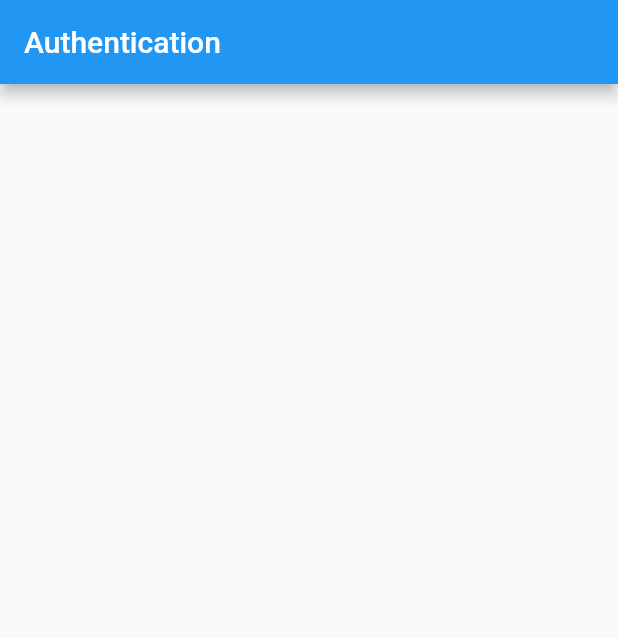
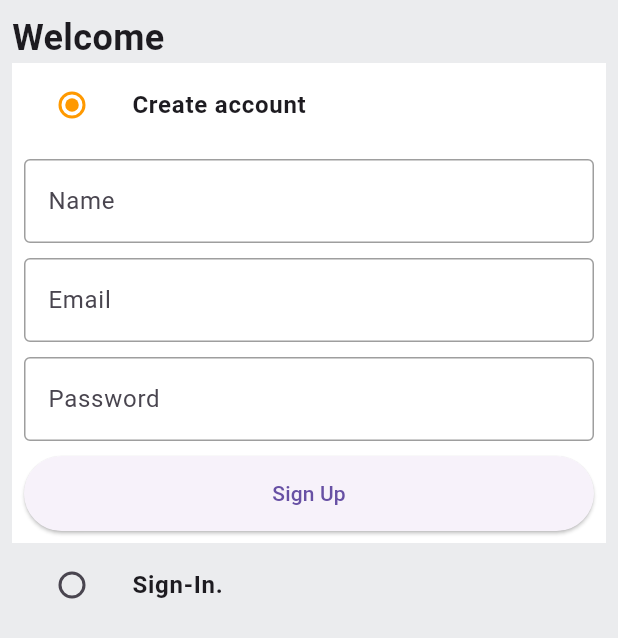
Before and after one commit to Abood2284/amazon_clone, a Flutter app: the screen it shows after launch, on a phone screen of 412 x 824 dp. Shown: the top 638 px of the screen. Run offline on Flutter 3.47's test engine with Material 2 defaults, Android fonts, the phone set to English and light mode, and no system bars.

Commit message:
Completed auth screen : 48:00

```diff
--- /dev/null
+++ b/lib/common/custom_button.dart
@@ -0,0 +1,18 @@
+import 'package:flutter/material.dart';
+
+class CustomButton extends StatelessWidget {
+  const CustomButton({Key? key, required this.text, required this.onTap})
+      : super(key: key);
+  final String text;
+  final VoidCallback onTap;
+
+  @override
+  Widget build(BuildContext context) {
+    return ElevatedButton(
+      onPressed: onTap,
+      style: ElevatedButton.styleFrom(
+          minimumSize: const Size(double.infinity, 50)),
+      child: Text(text),
+    );
+  }
+}
--- /dev/null
+++ b/lib/common/custom_text_field.dart
@@ -0,0 +1,33 @@
+import 'package:flutter/material.dart';
+
+class CustomTextField extends StatelessWidget {
+  final TextEditingController controller;
+  final String HintText;
+
+  const CustomTextField(
+      {Key? key, required this.controller, required this.HintText})
+      : super(key: key);
+
+  @override
+  Widget build(BuildContext context) {
+    return TextFormField(
+      controller: controller,
+      decoration: InputDecoration(
+        hintText: HintText,
+        border: const OutlineInputBorder(
+          borderSide: BorderSide(
+            color: Colors.black38,
+          ),
+        ),
+        enabledBorder: const OutlineInputBorder(
+          borderSide: BorderSide(
+            color: Colors.black38,
+          ),
+        ),
+      ),
+      validator: (val) {
+        return null;
+      },
+    );
+  }
+}
--- a/lib/features/auth/screens/auth_screen.dart
+++ b/lib/features/auth/screens/auth_screen.dart
@@ -1,6 +1,15 @@
+import 'package:amazon_clone/common/custom_button.dart';
+import 'package:amazon_clone/common/custom_text_field.dart';
+import 'package:amazon_clone/constants/global_variables.dart';
 import 'package:flutter/material.dart';
 
+enum Auth {
+  SignIn,
+  SignUp,
+}
+
 class AuthScreen extends StatefulWidget {
+  static const String routeName = '/auth-screen';
   const AuthScreen({Key? key}) : super(key: key);
 
   @override
@@ -8,11 +17,148 @@ class AuthScreen extends StatefulWidget {
 }
 
 class _AuthScreenState extends State<AuthScreen> {
+  Auth _auth = Auth.SignUp;
+  final _signUpFormKey = GlobalKey<FormState>();
+  final _signInFormKey = GlobalKey<FormState>();
+
+  final TextEditingController _emailController = TextEditingController();
+  final TextEditingController _nameController = TextEditingController();
+  final TextEditingController _passwordController = TextEditingController();
+
+  @override
+  void dispose() {
+    super.dispose();
+    _emailController.dispose();
+    _passwordController.dispose();
+    _nameController.dispose();
+  }
+
   @override
   Widget build(BuildContext context) {
     return Scaffold(
-        appBar: AppBar(
-      title: const Text('Authentication'),
-    ));
+      backgroundColor: GlobalVariables.greyBackgroundCOlor,
+      body: SingleChildScrollView(
+        child: SafeArea(
+          child: Padding(
+            padding: const EdgeInsets.all(8.0),
+            child: Column(
+              crossAxisAlignment: CrossAxisAlignment.start,
+              children: [
+                const Text(
+                  'Welcome',
+                  style: TextStyle(
+                    fontSize: 24,
+                    fontWeight: FontWeight.bold,
+                  ),
+                ),
+                ListTile(
+                  tileColor: _auth == Auth.SignUp
+                      ? GlobalVariables.backgroundColor
+                      : GlobalVariables.greyBackgroundCOlor,
+                  title: const Text(
+                    'Create account',
+                    style: TextStyle(
+                      fontWeight: FontWeight.bold,
+                    ),
+                  ),
+
+                  /// value:-> What is the value represented by the radio button
+                  /// groupValue: -> If groupValue = value, then the button is selected
+                  /// We are inializing the default value of our auth at the starting of the build method using _auth variable
+                  leading: Radio(
+                      activeColor: GlobalVariables.secondaryColor,
+                      value: Auth.SignUp,
+                      groupValue: _auth,
+                      onChanged: (Auth? auth) {
+                        setState(() {
+                          _auth = auth!;
+                        });
+                      }),
+                ),
+                if (_auth == Auth.SignUp)
+                  Container(
+                    padding: const EdgeInsets.all(8),
+                    color: GlobalVariables.backgroundColor,
+                    child: Form(
+                        key: _signUpFormKey,
+                        child: Column(
+                          children: [
+                            CustomTextField(
+                              controller: _nameController,
+                              HintText: 'Name',
+                            ),
+                            const SizedBox(
+                              height: 10,
+                            ),
+                            CustomTextField(
+                              controller: _emailController,
+                              HintText: 'Email',
+                            ),
+                            const SizedBox(
+                              height: 10,
+                            ),
+                            CustomTextField(
+                              controller: _passwordController,
+                              HintText: 'Password',
+                            ),
+                            const SizedBox(
+                              height: 10,
+                            ),
+                            CustomButton(text: 'Sign Up', onTap: () {}),
+                          ],
+                        )),
+                  ),
+                ListTile(
+                  tileColor: _auth == Auth.SignIn
+                      ? GlobalVariables.backgroundColor
+                      : GlobalVariables.greyBackgroundCOlor,
+                  title: const Text(
+                    'Sign-In.',
+                    style: TextStyle(
+                      fontWeight: FontWeight.bold,
+                    ),
+                  ),
+                  leading: Radio(
+                      activeColor: GlobalVariables.secondaryColor,
+                      value: Auth.SignIn,
+                      groupValue: _auth,
+                      onChanged: (Auth? auth) {
+                        setState(() {
+                          _auth = auth!;
+                        });
+                      }),
+                ),
+                if (_auth == Auth.SignIn)
+                  Container(
+                    padding: const EdgeInsets.all(8),
+                    color: GlobalVariables.backgroundColor,
+                    child: Form(
+                        key: _signUpFormKey,
+                        child: Column(
+                          children: [
+                            CustomTextField(
+                              controller: _emailController,
+                              HintText: 'Email',
+                            ),
+                            const SizedBox(
+                              height: 10,
+                            ),
+                            CustomTextField(
+                              controller: _passwordController,
+                              HintText: 'Password',
+                            ),
+                            const SizedBox(
+                              height: 10,
+                            ),
+                            CustomButton(text: 'Sign In', onTap: () {}),
+                          ],
+                        )),
+                  ),
+              ],
+            ),
+          ),
+        ),
+      ),
+    );
   }
 }
--- a/lib/main.dart
+++ b/lib/main.dart
@@ -16,6 +16,7 @@ class MyApp extends StatelessWidget {
     return MaterialApp(
       title: 'Home Demo',
       theme: ThemeData(
+        useMaterial3: true,
         backgroundColor: GlobalVariables.backgroundColor,
       ),
       home: const AuthScreen(),
--- a/pubspec.yaml
+++ b/pubspec.yaml
@@ -34,6 +34,7 @@ dependencies:
   # The following adds the Cupertino Icons font to your application.
   # Use with the CupertinoIcons class for iOS style icons.
   cupertino_icons: ^1.0.2
+  get: ^4.6.5
 
 dev_dependencies:
   flutter_test:
```
Also changed, not shown: 2 other files.
